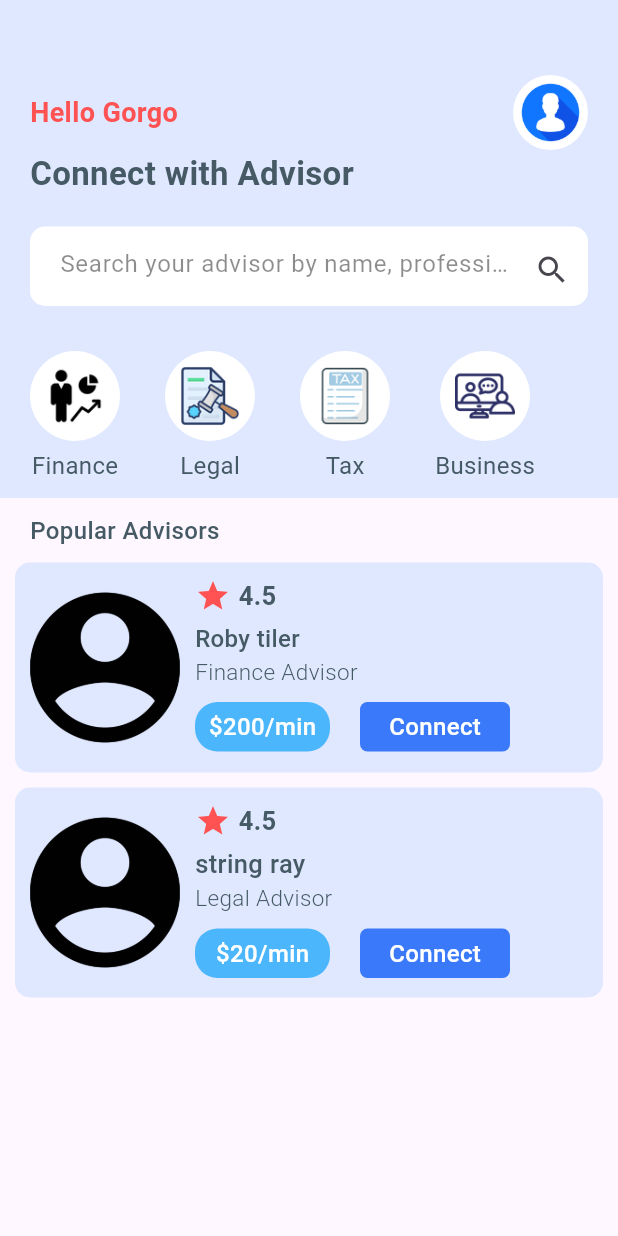
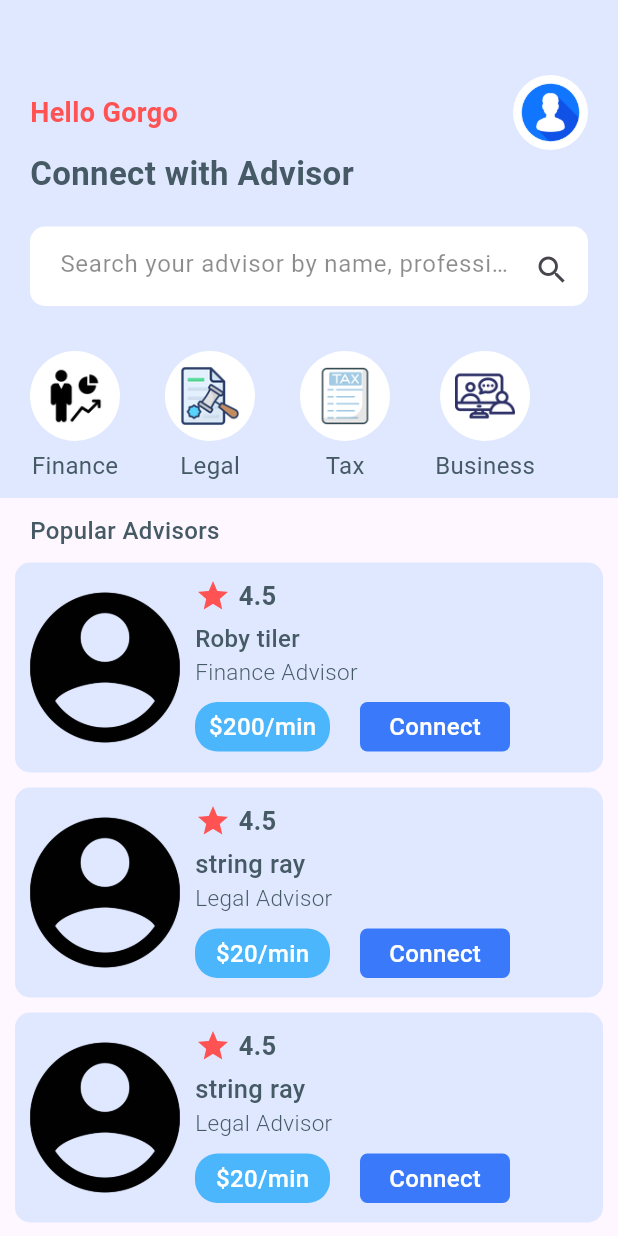
Before and after one commit to Pixelpiilot/growchat, a Flutter app: the Home screen opened directly, on a phone screen of 412 x 824 dp. Run offline on Flutter 3.47's test engine with Material 3 defaults, Android fonts, the phone set to English and light mode, and no system bars.

Commit message:
nav bar add

```diff
--- a/lib/main.dart
+++ b/lib/main.dart
@@ -1,5 +1,5 @@
 import 'package:flutter/material.dart';
-import 'package:growchat/pages/home.dart';
+import 'package:growchat/pages/navbar.dart';
 
 
 void main() {
@@ -20,7 +20,7 @@
           colorScheme: ColorScheme.fromSeed(seedColor: Colors.deepPurple),
           useMaterial3: true,
         ),
-        home: Home()
+        home: BottomNave(),
     );
   }
 }
--- a/lib/pages/home.dart
+++ b/lib/pages/home.dart
@@ -12,7 +12,9 @@
   @override
   Widget build(BuildContext context) {
     return Scaffold(
-      body: Column(
+      body: SingleChildScrollView (
+
+        child: Column(
           crossAxisAlignment: CrossAxisAlignment.start ,
           children: [
             Container(
@@ -29,7 +31,8 @@
                 children: [
                   Row(
                     mainAxisAlignment: MainAxisAlignment.spaceBetween,
-                  children:[ Text("Hello Gorgo",
+                    children:[
+                      Text("Hello Gorgo",
                       style: TextStyle(color: Colors.redAccent, fontSize: 18.0, fontWeight: FontWeight.bold),
                     ),
                       ClipRRect(
@@ -326,6 +329,10 @@
                               ),
                             ),
                           ),
+
+
+
+
                                ],
                       )
                     ],
@@ -334,8 +341,109 @@
               ),
             ) ,
 
+
+            const SizedBox(height: 10.0,),
+            Container(
+              padding: EdgeInsets.only(left: 10.0, top: 10.0, bottom: 10.0),
+              margin: EdgeInsets.only(left: 10.0 , right: 10.0),
+              width: MediaQuery.of(context).size.width,
+              decoration: BoxDecoration(color:Color.fromRGBO(152, 197, 255, 0.2980392156862745),
+                // 191, 214, 245, 1.0
+                borderRadius: BorderRadius.circular(10.0),
+              ),
+              child: Row(
+                crossAxisAlignment: CrossAxisAlignment.start,
+                children: [
+                  ClipRRect(
+                      borderRadius: BorderRadius.circular(10),
+                      child: Image.asset("images/ing.png",height: 120,width: 100,fit: BoxFit.cover,)
+                  ),
+                  SizedBox(width: 10.0,),
+                  Column(
+                    crossAxisAlignment: CrossAxisAlignment.start,
+                    children: [
+                      Row(
+                        children: [
+                          Icon(
+                            Icons.star,
+                            color: Colors.redAccent,
+                          ),
+                          SizedBox(width: 5.0,),
+                          Text("4.5",
+                            style: TextStyle(color:Colors.blueGrey.shade700,
+                              fontSize: 17.0, fontWeight: FontWeight.bold,
+                            ),
+                          ),
+                        ],
+                      ),
+
+                      SizedBox(height: 5.0),
+
+                      Text("string ray",
+                        style: TextStyle(color:Colors.blueGrey.shade700,
+                          fontSize: 17.0, fontWeight: FontWeight.w500,
+                        ),
+                      ),
+                      Text("Legal Advisor",
+                        style: TextStyle(color:Colors.blueGrey.shade700,
+                          fontSize: 15.0, fontWeight: FontWeight.w300,
+                        ),
+                      ),
+                      SizedBox(height: 10.0,),
+                      Row(
+
+                        children: [
+                          Container(
+                            width: 90,
+                            padding: EdgeInsets.all(5.0),
+
+                            decoration: BoxDecoration(
+                              color: Color.fromRGBO(76, 182, 253, 1.0),
+                              borderRadius: BorderRadius.circular(15),
+                            ),
+                            child: const Center(
+                              child: Text("\$20/min",
+                                style: TextStyle(color:Colors.white,
+                                  fontSize: 16.0, fontWeight: FontWeight.w500,
+                                ),
+                              ),
+                            ),
+                          ),
+                          SizedBox(width: 20.0,),
+                          Container(
+                            width: 100,
+                            padding: EdgeInsets.all(5.0),
+
+                            decoration: BoxDecoration(
+                              color: Color.fromRGBO(
+                                  57, 121, 250, 1.0),
+                              borderRadius: BorderRadius.circular(5),
+                            ),
+                            child: const Center(
+                              child: Text("Connect",
+                                style: TextStyle(color:Colors.white,
+                                  fontSize: 16.0, fontWeight: FontWeight.w500,
+                                ),
+                              ),
+                            ),
+                          ),
+
+
+
+
+                        ],
+                      )
+                    ],
+                  )
+                ],
+              ),
+            ) ,
+
+
+
             //end of cart
           ],
+        ),
       ),
     );
   }
--- a/pubspec.yaml
+++ b/pubspec.yaml
@@ -30,6 +30,7 @@
 dependencies:
   flutter:
     sdk: flutter
+  curved_navigation_bar: ^1.0.6
 
   # The following adds the Cupertino Icons font to your application.
   # Use with the CupertinoIcons class for iOS style icons.
```
Also changed, not shown: pubspec.lock, 4 other files. Lines whose indentation alone changed are shown as unchanged.
